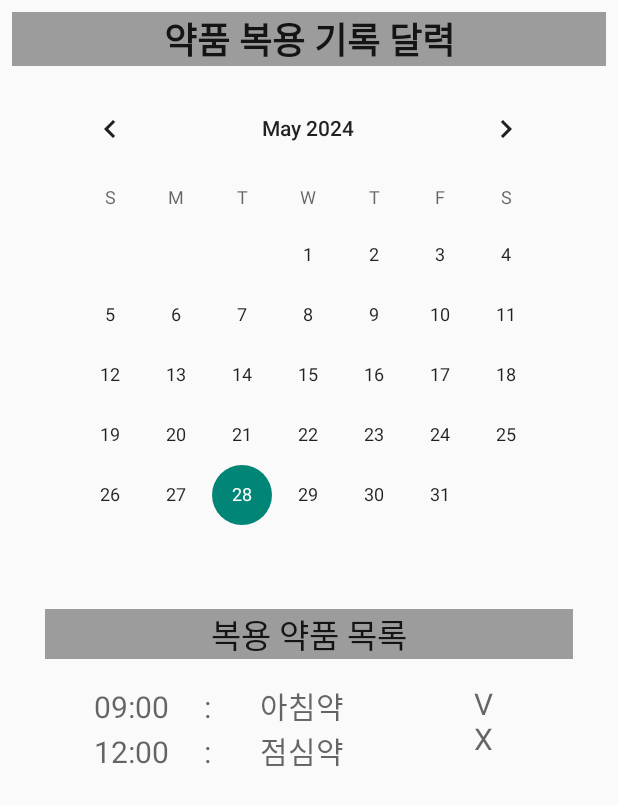
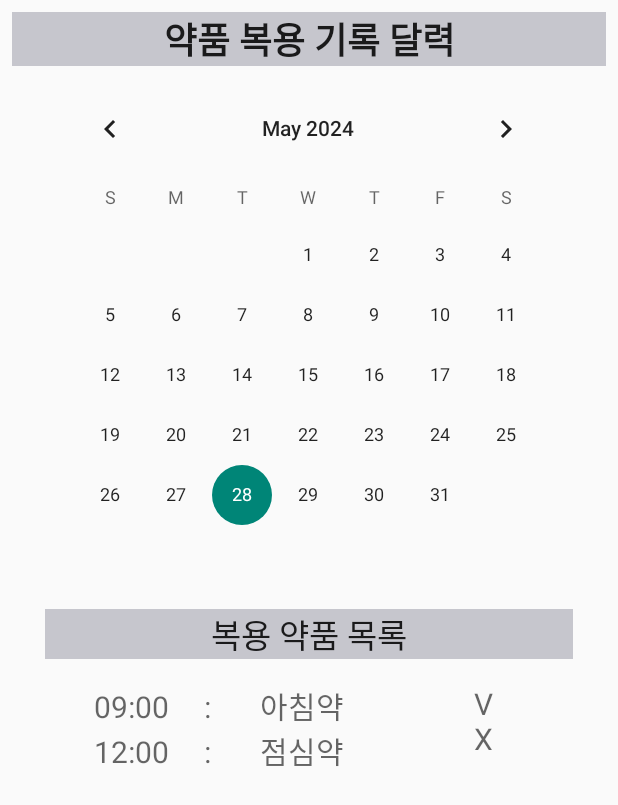
Before and after one commit to wpdnd0414/Med_Quick, an Android app built with Jetpack Compose: the Calendar screen opened directly, with no data from a screen before it, on a phone screen of 412 x 824 dp. Shown: the top 805 px of the screen. Run offline under Robolectric (Android 15) with nearby library versions, the phone set to English and light mode, and no system bars.

```diff
--- a/app/src/main/res/layout/activity_calendar.xml
+++ b/app/src/main/res/layout/activity_calendar.xml
@@ -4,6 +4,7 @@
     xmlns:app="http://schemas.android.com/apk/res-auto"
 
     xmlns:tools="http://schemas.android.com/tools"
+    android:id="@+id/main"
     android:layout_width="match_parent"
     android:layout_height="wrap_content"
     android:orientation="vertical" >
@@ -26,7 +27,7 @@
         android:layout_marginStart="30dp"
         android:layout_marginTop="16dp"
         android:layout_marginEnd="30dp"
-        android:background="#9C9C9C"
+        android:background="@color/material_dynamic_neutral80"
         android:gravity="center"
         android:text="복용 약품 목록"
         android:textAppearance="@style/TextAppearance.AppCompat.Large"
@@ -57,7 +58,7 @@
         android:layout_marginStart="8dp"
         android:layout_marginTop="8dp"
         android:layout_marginEnd="8dp"
-        android:background="#9C9C9C"
+        android:background="@color/material_dynamic_neutral80"
         android:gravity="center"
         android:text="약품 복용 기록 달력"
         android:textAppearance="@style/TextAppearance.AppCompat.Large"
@@ -69,7 +70,7 @@
 
     <TextView
         android:id="@+id/textView"
-        android:layout_width="105dp"
+        android:layout_width="0dp"
         android:layout_height="140dp"
         android:layout_marginTop="16dp"
         android:layout_marginEnd="30dp"
```
